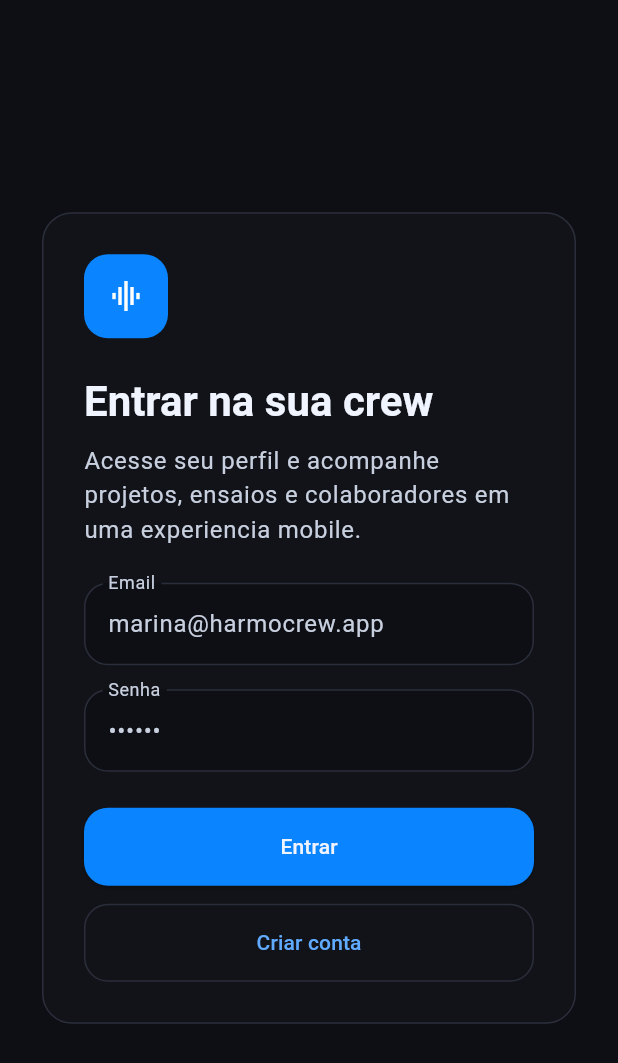
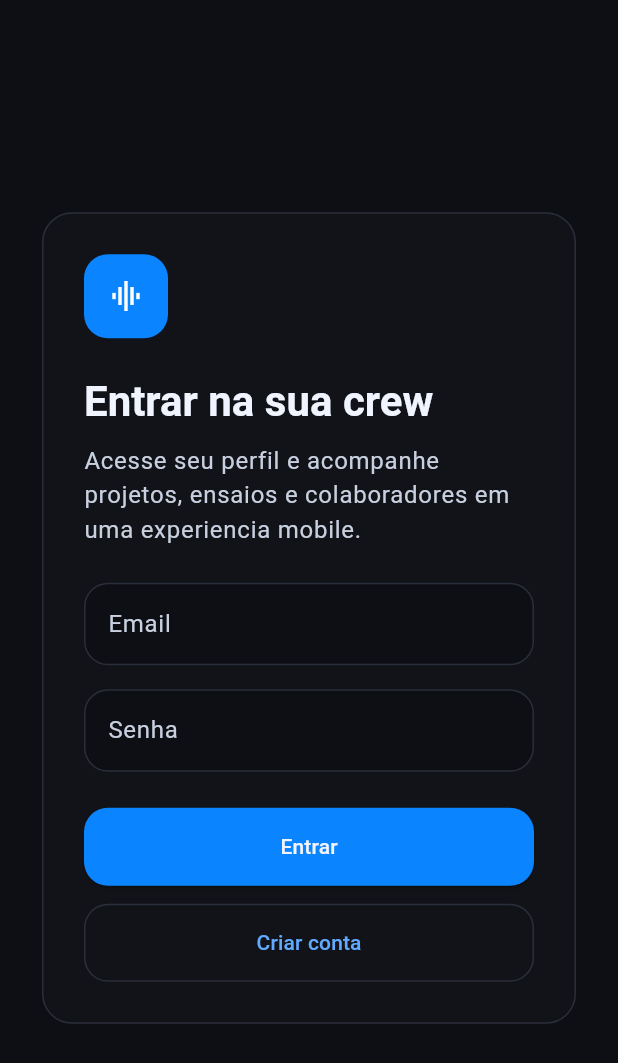
Before and after one commit to trxlezi/harmoCrew, a Flutter app: the screen it shows after launch, on a phone screen of 412 x 824 dp. Shown: the top 1063 px of the screen. Run offline on Flutter 3.47's test engine with Material 3 defaults, Android fonts, the phone set to English and light mode, and no system bars; accounts and stored records are empty; network calls fail.

Commit message:
finalizado

```diff
--- a/mobile/lib/features/auth/presentation/login_screen.dart
+++ b/mobile/lib/features/auth/presentation/login_screen.dart
@@ -15,8 +15,8 @@ class LoginScreen extends StatefulWidget {
 
 class _LoginScreenState extends State<LoginScreen> {
   final _formKey = GlobalKey<FormState>();
-  final _emailController = TextEditingController(text: 'marina@harmocrew.app');
-  final _passwordController = TextEditingController(text: '123456');
+  final _emailController = TextEditingController();
+  final _passwordController = TextEditingController();
 
   @override
   void dispose() {
```
